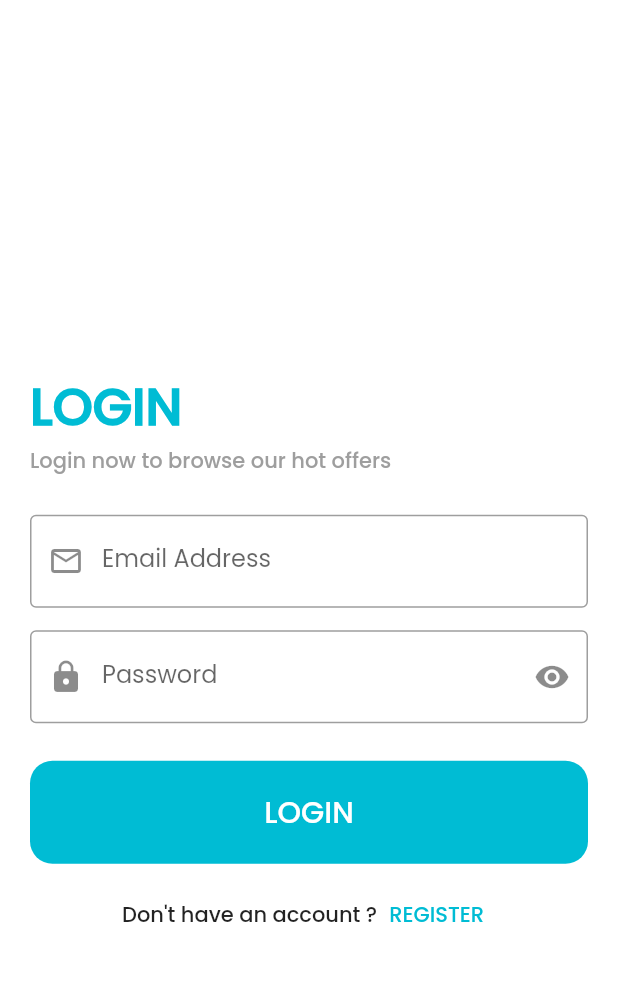
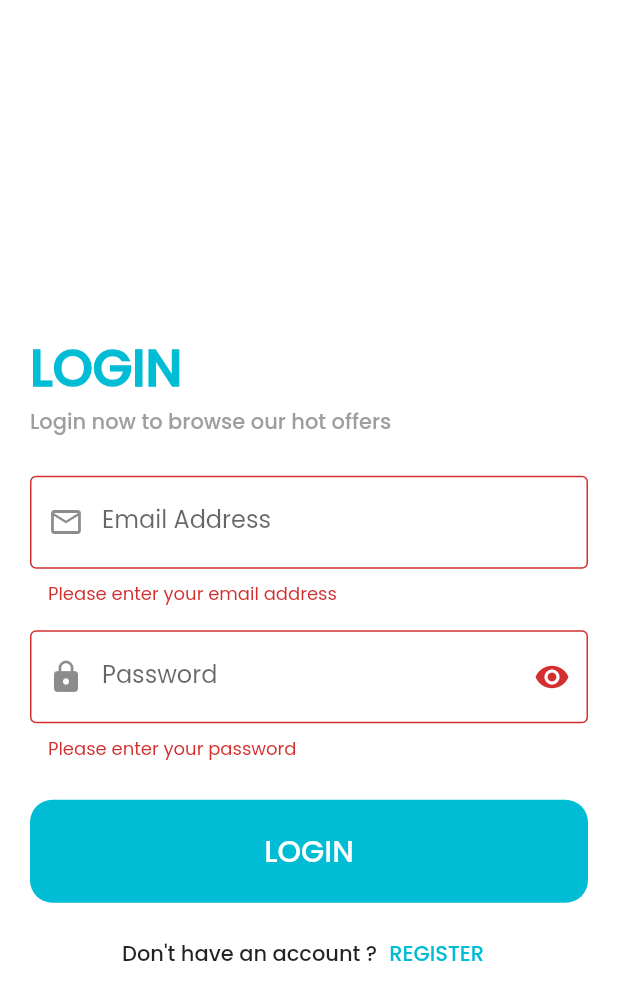
Before and after one commit to Omar99323/Store-app, a Flutter app: the screen it shows after launch, after a tap on the "arrow forward" icon, after a tap on "SKIP", after a tap on "LOGIN", on a phone screen of 412 x 824 dp. Shown: the top 1000 px of the screen. Run offline on Flutter 3.47's test engine with Material 2 defaults, Android fonts, the phone set to English and light mode, and no system bars; our stand-ins replace bloc, flutter_bloc, smooth_page_indicator.

Commit message:
Adding login method in login cubit

```diff
--- a/lib/helpers/api.dart
+++ b/lib/helpers/api.dart
@@ -3,6 +3,7 @@ import 'package:flutter/material.dart';
 import 'package:http/http.dart' as http;
 
 class Api {
+  String baseUrl = '' ;
   Future<dynamic> get({required String url, @required String? token}) async {
     Map<String, String> headers = {};
     headers.addAll({
@@ -31,11 +32,11 @@ class Api {
     headers.addAll({'Content-Type': 'application/json'});
 
     if (token != null) {
-      headers.addAll({'Authorization': 'Bearer $token'});
+      headers.addAll({'Authorization': token});
     }
 
     http.Response response =
-        await http.post(Uri.parse(url), body: body, headers: headers);
+        await http.post(Uri.parse('https://student.valuxapps.com/api/$url'), body: jsonEncode(body), headers: headers);
     if (response.statusCode == 200) {
       Map<String, dynamic> data = jsonDecode(response.body);
       return data;
--- a/lib/helpers/observer.dart
+++ b/lib/helpers/observer.dart
@@ -14,6 +14,7 @@ class MyBlocObserver extends BlocObserver {
   @override
   void onChange(BlocBase bloc, Change change) {
     super.onChange(bloc, change);
+    print(change);
   }
 
   @override
--- a/lib/main.dart
+++ b/lib/main.dart
@@ -1,3 +1,4 @@
+import 'package:bloc/bloc.dart';
 import 'package:flutter/material.dart';
 import 'package:flutter/services.dart';
 import 'package:store_app/helpers/consts.dart';
@@ -6,8 +7,11 @@ import 'package:store_app/pages/login.dart';
 import 'package:store_app/pages/onboarding_pages.dart';
 import 'package:store_app/pages/register.dart';
 
+import 'helpers/observer.dart';
+
 void main() {
   WidgetsFlutterBinding.ensureInitialized();
+  Bloc.observer = MyBlocObserver() ;
   runApp(const ShopApp());
 }
 
--- a/lib/pages/login.dart
+++ b/lib/pages/login.dart
@@ -1,4 +1,8 @@
 import 'package:flutter/material.dart';
+import 'package:flutter_bloc/flutter_bloc.dart';
+import 'package:store_app/cubits/login_cubit/login_cubit.dart';
+import 'package:store_app/cubits/login_cubit/login_state.dart';
+import 'package:store_app/helpers/consts.dart';
 import 'package:store_app/pages/register.dart';
 import 'package:store_app/widgets/custom_button.dart';
 import 'package:store_app/widgets/custom_form_field.dart';
@@ -11,12 +15,20 @@ class LogInPage extends StatelessWidget {
   Widget build(BuildContext context) {
     var emailcontrol = TextEditingController();
     var passwordcontrol = TextEditingController();
+    var loginFormkey = GlobalKey<FormState>();
+    return BlocProvider(
+      create: (context) => LogInCubit(),
+      child: BlocConsumer<LogInCubit, LogInStates>(
+        listener: (context, state) {},
+        builder: (context, state) {
           return Scaffold(
             appBar: AppBar(),
             body: Center(
               child: SingleChildScrollView(
                 child: Padding(
                   padding: const EdgeInsets.all(20.0),
+                  child: Form(
+                    key: loginFormkey,
                     child: Column(
                       crossAxisAlignment: CrossAxisAlignment.start,
                       children: [
@@ -25,11 +37,14 @@ class LogInPage extends StatelessWidget {
                           style: Theme.of(context)
                               .textTheme
                               .headlineMedium!
-                      .copyWith(fontWeight: FontWeight.bold,),
+                              .copyWith(
+                                fontWeight: FontWeight.bold,
+                              ),
                         ),
                         Text(
                           'Login now to browse our hot offers',
-                  style: Theme.of(context).textTheme.bodyLarge!.copyWith(
+                          style:
+                              Theme.of(context).textTheme.bodyLarge!.copyWith(
                                     color: Colors.grey,
                                   ),
                         ),
@@ -69,8 +84,25 @@ class LogInPage extends StatelessWidget {
                           height: 25,
                         ),
                         CustomButton(
-                  text: 'LOGIN',
-                  onpress: () {},
+                          onpress: () {
+                            if (loginFormkey.currentState!.validate()) {
+                              BlocProvider.of<LogInCubit>(context).userLogin(
+                                email: emailcontrol.text,
+                                password: passwordcontrol.text,
+                              );
+                            }
+                          },
+                          buttonchild: state is LogInLoadingState
+                              ? CircularProgressIndicator(
+                                  color: white,
+                                )
+                              : Text(
+                                  'LOGIN',
+                                  style: TextStyle(
+                                    fontSize: 20,
+                                    color: white,
+                                  ),
+                                ),
                         ),
                         const SizedBox(
                           height: 10,
@@ -95,6 +127,10 @@ class LogInPage extends StatelessWidget {
                   ),
                 ),
               ),
+            ),
+          );
+        },
+      ),
     );
   }
 }
--- a/lib/widgets/custom_button.dart
+++ b/lib/widgets/custom_button.dart
@@ -5,11 +5,11 @@ class CustomButton extends StatelessWidget {
   const CustomButton({
     super.key,
     required this.onpress,
-    required this.text,
+    required this.buttonchild,
   });
 
   final void Function() onpress;
-  final String text;
+  final Widget buttonchild;
 
   @override
   Widget build(BuildContext context) {
@@ -25,13 +25,7 @@ class CustomButton extends StatelessWidget {
           minWidth: double.infinity,
           height: MediaQuery.of(context).size.height / 13,
           onPressed: onpress,
-          child: Text(
-            text,
-            style: TextStyle(
-              fontSize: 20,
-              color: white,
-            ),
-          ),
+          child:buttonchild ,
         ),
       ),
     );
```
Also changed, not shown: lib/cubits/login_cubit/login_cubit.dart (+26 -1 lines), lib/pages/register.dart (+92 -0 lines), 1 other file. Lines whose indentation alone changed are shown as unchanged.
